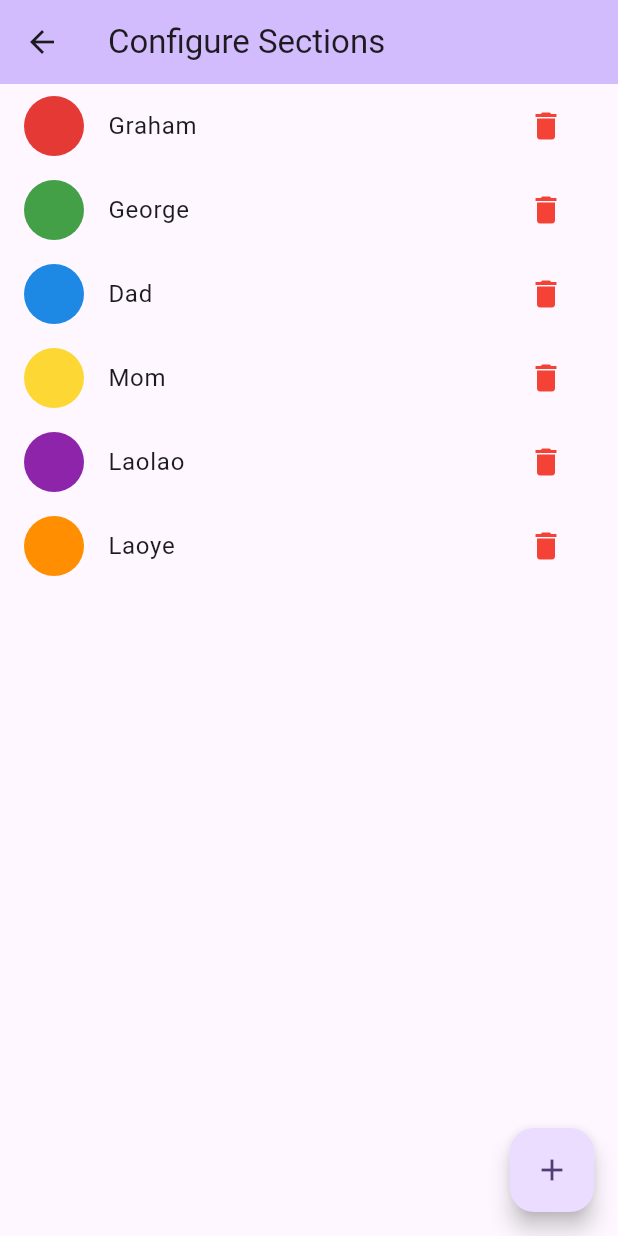
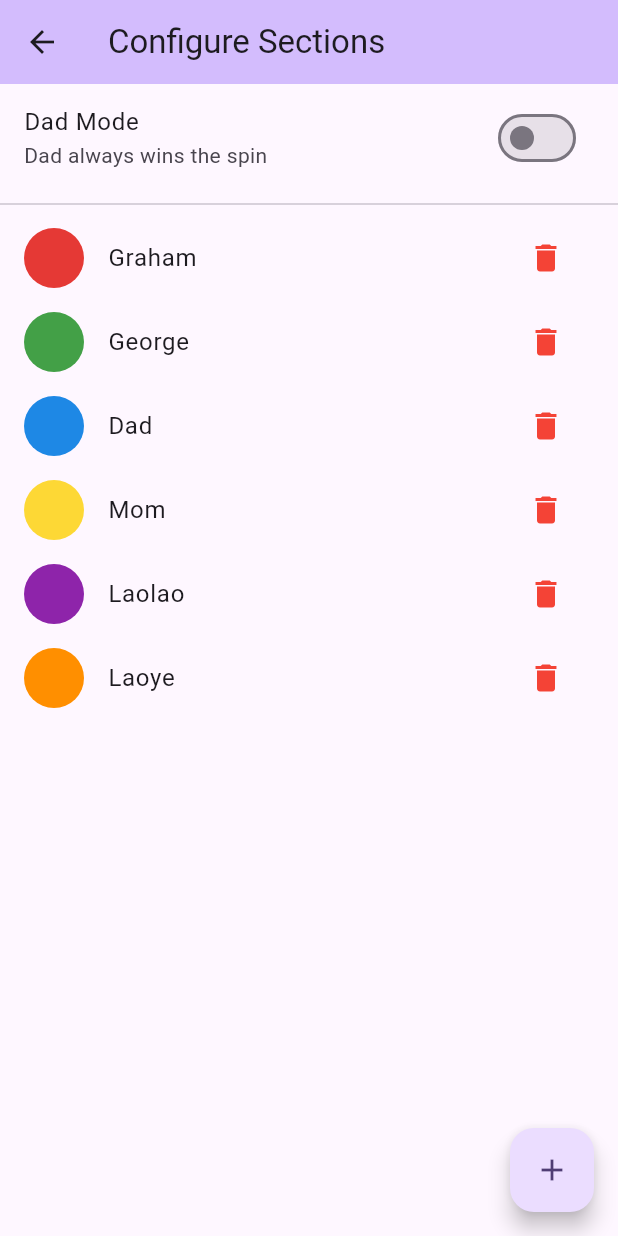
Before and after one commit to justinmc/spin-the-wheel, a Flutter app: the screen it shows after launch, after a tap on the "settings" icon, on a phone screen of 412 x 824 dp. Run offline on Flutter 3.47's test engine with Material 3 defaults, Android fonts, the light colour scheme and no system bars; our stand-ins replace audioplayers, shared_preferences.

Commit message:
Dad mode:

```diff
--- a/lib/section_config_page.dart
+++ b/lib/section_config_page.dart
@@ -1,9 +1,14 @@
 import 'package:flutter/material.dart';
 
 class SectionConfigPage extends StatefulWidget {
-  const SectionConfigPage({super.key, required this.sections});
+  const SectionConfigPage({
+    super.key,
+    required this.sections,
+    required this.dadMode,
+  });
 
   final List<String> sections;
+  final bool dadMode;
 
   @override
   State<SectionConfigPage> createState() => _SectionConfigPageState();
@@ -11,6 +16,7 @@ class SectionConfigPage extends StatefulWidget {
 
 class _SectionConfigPageState extends State<SectionConfigPage> {
   late List<String> _sections;
+  late bool _dadMode;
 
   static const List<Color> _palette = [
     Color(0xFFE53935),
@@ -31,6 +37,7 @@ class _SectionConfigPageState extends State<SectionConfigPage> {
   void initState() {
     super.initState();
     _sections = List.from(widget.sections);
+    _dadMode = widget.dadMode;
   }
 
   void _editSection(int index) {
@@ -120,12 +127,19 @@ class _SectionConfigPageState extends State<SectionConfigPage> {
           title: const Text('Configure Sections'),
           leading: IconButton(
             icon: const Icon(Icons.arrow_back),
-            onPressed: () => Navigator.pop(context, _sections),
+            onPressed: () => Navigator.pop(context, (_sections, _dadMode)),
           ),
         ),
-        body: ListView.builder(
-          itemCount: _sections.length,
-          itemBuilder: (context, index) {
+        body: ListView(
+          children: [
+            SwitchListTile(
+              title: const Text('Dad Mode'),
+              subtitle: const Text('Dad always wins the spin'),
+              value: _dadMode,
+              onChanged: (value) => setState(() => _dadMode = value),
+            ),
+            const Divider(),
+            ...List.generate(_sections.length, (index) {
               return ListTile(
                 leading: CircleAvatar(
                   backgroundColor: _palette[index % _palette.length],
@@ -141,7 +155,8 @@ class _SectionConfigPageState extends State<SectionConfigPage> {
                     : null,
                 onTap: () => _editSection(index),
               );
-          },
+            }),
+          ],
         ),
         floatingActionButton: FloatingActionButton(
           onPressed: _addSection,
--- a/lib/wheel_page.dart
+++ b/lib/wheel_page.dart
@@ -34,8 +34,10 @@ class _WheelPageState extends State<WheelPage>
     'Laoye',
   ];
   static const _prefsKey = 'wheel_sections';
+  static const _dadModeKey = 'dad_mode';
 
   List<String> _sections = List.from(_defaultSections);
+  bool _dadMode = false;
 
   late AnimationController _controller;
   double _currentAngle = 0.0;
@@ -62,6 +64,10 @@ class _WheelPageState extends State<WheelPage>
     });
     _controller.addStatusListener((status) {
       if (status == AnimationStatus.completed) {
+        if (_dadMode) {
+          final dadIndex = _findDadIndex();
+          if (dadIndex != -1) _snapToDad(dadIndex);
+        }
         _showWinner();
       }
     });
@@ -74,11 +80,33 @@ class _WheelPageState extends State<WheelPage>
     if (saved != null && saved.length >= 2) {
       setState(() => _sections = saved);
     }
+    final dadMode = prefs.getBool(_dadModeKey);
+    if (dadMode != null) {
+      setState(() => _dadMode = dadMode);
+    }
   }
 
   Future<void> _saveSections() async {
     final prefs = await SharedPreferences.getInstance();
     await prefs.setStringList(_prefsKey, _sections);
+  }
+
+  Future<void> _saveDadMode() async {
+    final prefs = await SharedPreferences.getInstance();
+    await prefs.setBool(_dadModeKey, _dadMode);
+  }
+
+  int _findDadIndex() {
+    const dadNames = {'Dad', 'dad', 'Daddy', 'daddy'};
+    return _sections.indexWhere((s) => dadNames.contains(s));
+  }
+
+  void _snapToDad(int dadIndex) {
+    final sectionAngle = 2 * pi / _sections.length;
+    final targetNormalized = dadIndex * sectionAngle + sectionAngle / 2;
+    final base = -pi / 2 - targetNormalized;
+    final k = ((_currentAngle - base) / (2 * pi)).round();
+    setState(() => _currentAngle = base + 2 * pi * k);
   }
 
   @override
@@ -183,15 +211,20 @@ class _WheelPageState extends State<WheelPage>
   }
 
   Future<void> _openSettings() async {
-    final result = await Navigator.push<List<String>>(
+    final result = await Navigator.push<(List<String>, bool)>(
       context,
       MaterialPageRoute(
-        builder: (context) => SectionConfigPage(sections: _sections),
+        builder: (context) =>
+            SectionConfigPage(sections: _sections, dadMode: _dadMode),
       ),
     );
     if (result != null && mounted) {
-      setState(() => _sections = result);
+      setState(() {
+        _sections = result.$1;
+        _dadMode = result.$2;
+      });
       _saveSections();
+      _saveDadMode();
     }
   }
 
```
Lines whose indentation alone changed are shown as unchanged.
